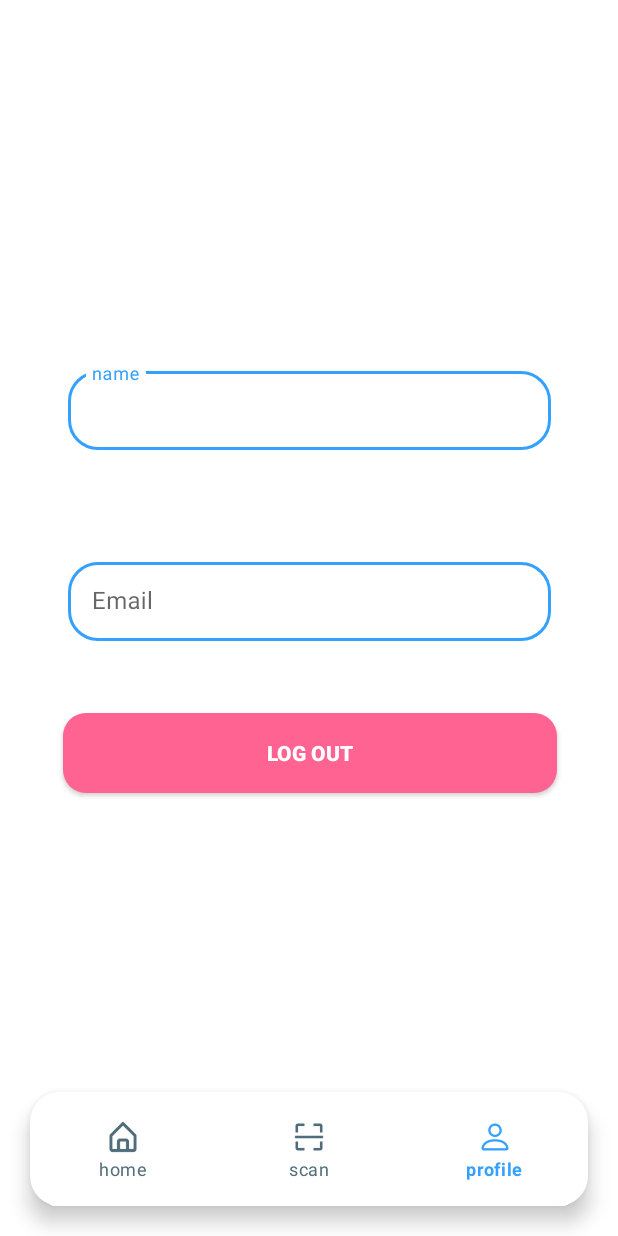
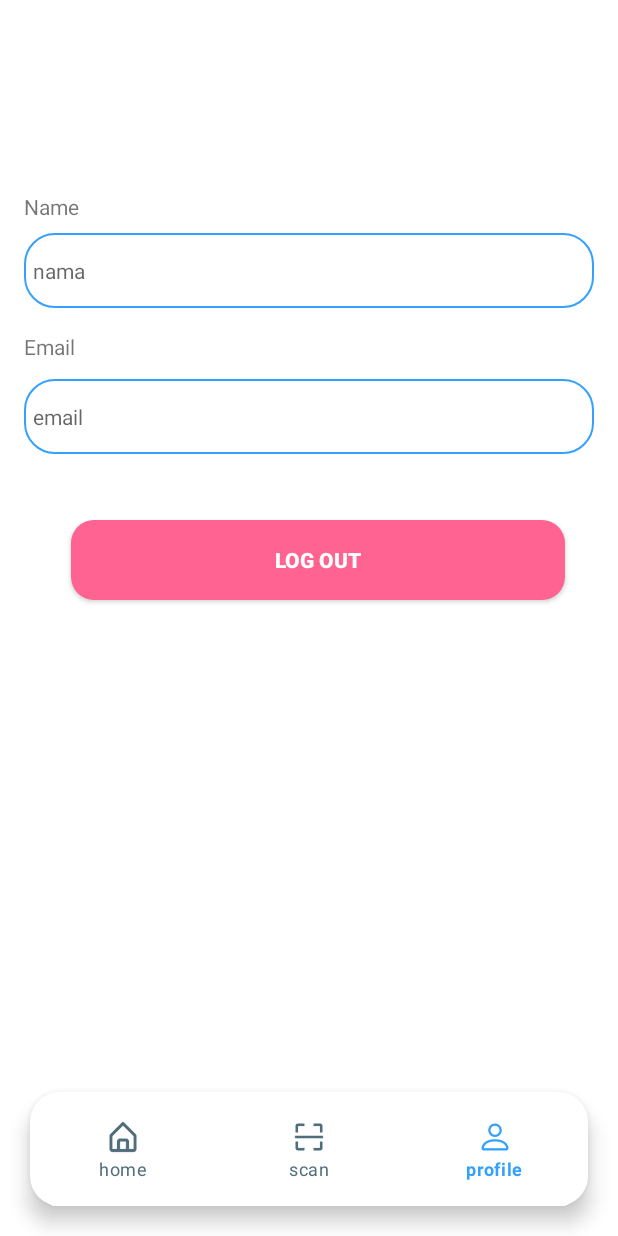
Before and after one commit to Anggitwr/Mobile-Development, an Android app: the ProfileActivity screen opened directly, with no data from a screen before it, on a phone screen of 412 x 824 dp. Run offline under Robolectric (Android 15) with nearby library versions, the phone set to English and light mode, and no system bars.

Commit message:
update profil

```diff
--- /dev/null
+++ b/app/src/main/res/drawable/bg_textview.xml
@@ -0,0 +1,12 @@
+<?xml version="1.0" encoding="utf-8"?>
+<selector xmlns:android="http://schemas.android.com/apk/res/android">
+
+    <item>
+        <shape>
+            <stroke android:color="@color/blue_200"
+                android:width="1dp"/>
+            <corners android:radius="20dp"  />
+            <padding android:right="6dp" android:left="6dp"/>
+        </shape>
+    </item>
+</selector>
--- a/app/src/main/res/layout/activity_profile.xml
+++ b/app/src/main/res/layout/activity_profile.xml
@@ -17,70 +17,75 @@
         app:layout_constraintTop_toTopOf="parent"
         tools:srcCompat="@tools:sample/avatars" />
 
-    <com.google.android.material.textfield.TextInputLayout
-        android:id="@+id/til_name"
-        style="@style/TextInputLayoutStyleq"
-        android:layout_width="322dp"
+    <TextView
+        android:id="@+id/textView2"
+        android:layout_width="wrap_content"
         android:layout_height="wrap_content"
-        android:layout_marginTop="60dp"
-        app:boxCornerRadiusBottomEnd="20dp"
-        app:boxCornerRadiusBottomStart="20dp"
-        app:boxCornerRadiusTopEnd="20dp"
-        app:boxCornerRadiusTopStart="20dp"
-        app:layout_constraintBottom_toTopOf="@+id/til_email"
-        app:layout_constraintEnd_toEndOf="parent"
+        android:layout_marginStart="16dp"
+        android:paddingBottom="8dp"
+        android:layout_marginTop="16dp"
+        android:text="@string/tv_name"
         app:layout_constraintStart_toStartOf="parent"
-        app:layout_constraintTop_toBottomOf="@+id/imageView2">
+        app:layout_constraintTop_toBottomOf="@+id/imageView2" />
 
-        <com.c22ps129.mobiledevelopment.ui.customview.EditTextEmail
+    <androidx.appcompat.widget.AppCompatTextView
         android:id="@+id/et_name"
         android:layout_width="match_parent"
         android:layout_height="wrap_content"
+        android:layout_marginLeft="16dp"
+        android:layout_marginRight="16dp"
+        android:background="@drawable/bg_textview"
+        android:hint="nama"
         android:ems="10"
-            android:hint="@string/hint_name"
         android:inputType="textEmailAddress"
         android:paddingTop="15dp"
-            android:paddingBottom="15dp" />
-    </com.google.android.material.textfield.TextInputLayout>
+        android:paddingBottom="15dp"
+        app:layout_constraintEnd_toEndOf="parent"
+        app:layout_constraintHorizontal_bias="0.478"
+        app:layout_constraintStart_toStartOf="@+id/textView2"
+        app:layout_constraintTop_toBottomOf="@+id/textView2" />
 
-    <com.google.android.material.textfield.TextInputLayout
-        android:id="@+id/til_email"
-        style="@style/TextInputLayoutStyleq"
-        android:layout_width="322dp"
-        android:layout_marginBottom="140dp"
+    <TextView
+        android:id="@+id/textView3"
+        android:layout_width="wrap_content"
         android:layout_height="wrap_content"
-        app:boxCornerRadiusBottomEnd="20dp"
-        app:boxCornerRadiusBottomStart="20dp"
-        app:boxCornerRadiusTopEnd="20dp"
-        app:boxCornerRadiusTopStart="20dp"
-        app:layout_constraintBottom_toBottomOf="parent"
-        app:layout_constraintEnd_toEndOf="parent"
-        app:layout_constraintStart_toStartOf="parent"
-        app:layout_constraintTop_toBottomOf="@+id/imageView2">
+        android:layout_marginTop="16dp"
+        android:paddingBottom="8dp"
+        android:text="@string/tv_email"
+        app:layout_constraintStart_toStartOf="@+id/textView2"
+        app:layout_constraintTop_toBottomOf="@+id/et_name" />
 
-        <com.c22ps129.mobiledevelopment.ui.customview.EditTextEmail
+    <androidx.appcompat.widget.AppCompatTextView
         android:id="@+id/et_email"
         android:layout_width="match_parent"
         android:layout_height="wrap_content"
+        android:layout_marginTop="4dp"
+        android:layout_marginLeft="16dp"
+        android:layout_marginRight="16dp"
+        android:background="@drawable/bg_textview"
+        android:hint="email"
         android:ems="10"
-            android:hint="@string/hint_email"
         android:inputType="textEmailAddress"
         android:paddingTop="15dp"
-            android:paddingBottom="15dp" />
-    </com.google.android.material.textfield.TextInputLayout>
+        android:paddingBottom="15dp"
+        app:layout_constraintEnd_toEndOf="@+id/et_name"
+        app:layout_constraintHorizontal_bias="0.0"
+        app:layout_constraintStart_toStartOf="@+id/textView3"
+        app:layout_constraintTop_toBottomOf="@+id/textView3" />
 
     <androidx.appcompat.widget.AppCompatButton
         android:id="@+id/btn_logout"
         android:layout_width="329dp"
         android:layout_height="53dp"
-        android:layout_marginTop="48dp"
+        android:layout_marginTop="44dp"
         android:background="@drawable/bg_btn_kamera"
         android:text="@string/btn_logout"
         android:textColor="@color/white"
         android:textStyle="bold"
-        app:layout_constraintEnd_toEndOf="@+id/til_email"
-        app:layout_constraintStart_toStartOf="@+id/til_email"
-        app:layout_constraintTop_toBottomOf="@+id/til_email" />
+        app:layout_constraintEnd_toEndOf="@+id/et_email"
+        app:layout_constraintHorizontal_bias="0.3"
+        app:layout_constraintStart_toStartOf="@+id/et_email"
+        app:layout_constraintTop_toBottomOf="@+id/et_email" />
 
     <com.google.android.material.bottomnavigation.BottomNavigationView
         android:id="@+id/bottom_navigation"
--- a/app/src/main/res/values/strings.xml
+++ b/app/src/main/res/values/strings.xml
@@ -32,4 +32,6 @@
     <string name="et_filllogin">FiIl all blank</string>
     <string name="loginnow">have an account? log in now</string>
     <string name="btn_logout">log out</string>
+    <string name="tv_name">Name</string>
+    <string name="tv_email">Email</string>
 </resources>
```
Lines whose indentation alone changed are shown as unchanged.
